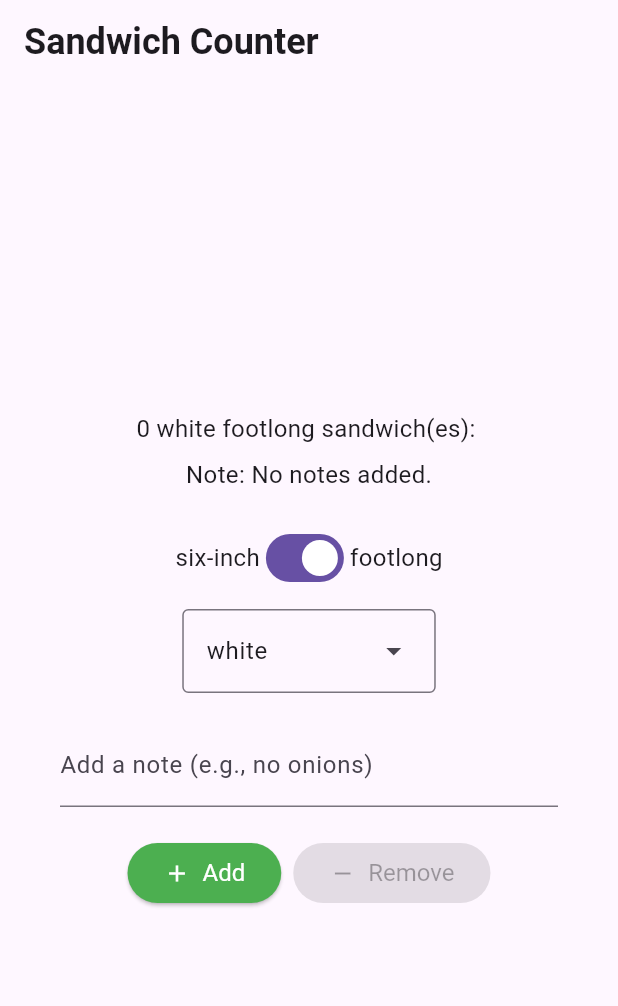
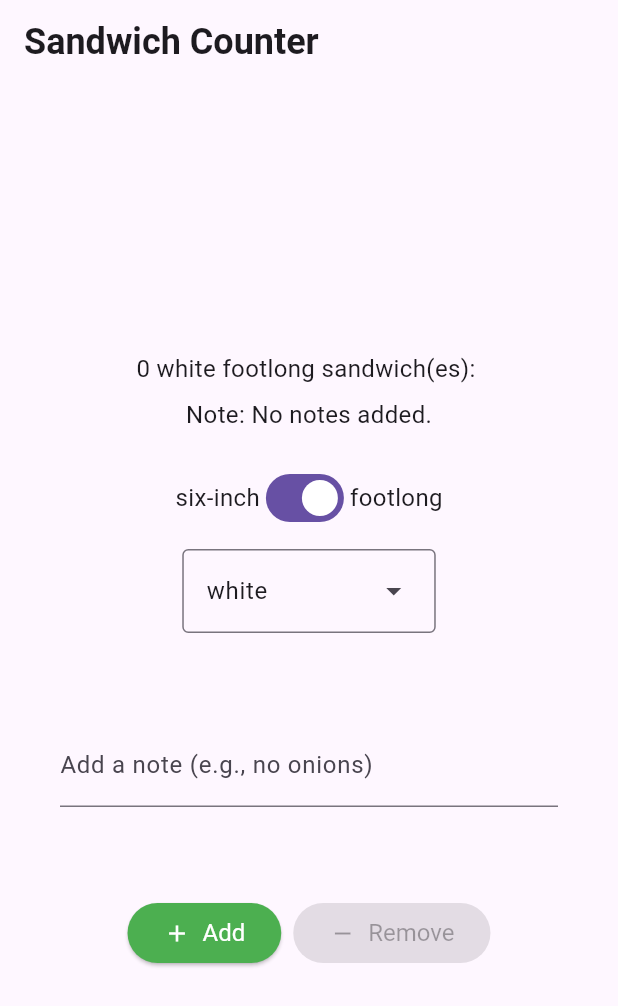
Before and after one commit to manighahrmani/sandwich_shop, a Flutter app: the screen it shows after launch, on a phone screen of 412 x 824 dp. Shown: the top 1006 px of the screen. Run offline on Flutter 3.47's test engine with Material 3 defaults, Android fonts, the light colour scheme and no system bars.

Commit message:
Simplify main.dart further

```diff
--- a/lib/main.dart
+++ b/lib/main.dart
@@ -142,7 +142,7 @@ class _OrderScreenState extends State<OrderScreen> {
             ),
             const SizedBox(height: 20),
             Padding(
-              padding: const EdgeInsets.symmetric(horizontal: 40.0),
+              padding: const EdgeInsets.all(40.0),
               child: TextField(
                 controller: _notesController,
                 decoration: const InputDecoration(
@@ -205,10 +205,7 @@ class StyledButton extends StatelessWidget {
         children: [
           Icon(icon),
           const SizedBox(width: 8),
-          Text(
-            label,
-            style: normalText,
-          ),
+          Text(label),
         ],
       ),
     );
```
